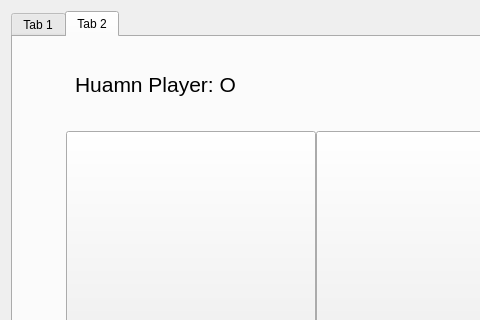
Old version of the form ui/Widget.ui in the repository oviv-git/TicTacToe-PySide6; both pictures show x 0 to 480 and y 0 to 320 of the 883 by 894 pixel window.
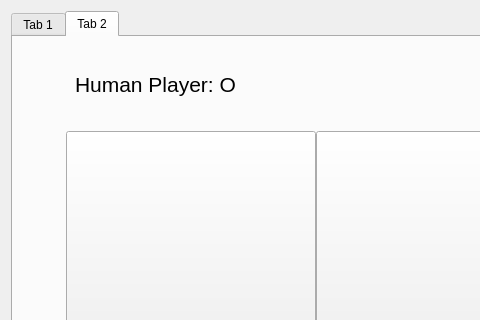
New version of the form.

Commit message: reworked the ui and need to complete cpu functionality

Diff of the .ui file:
```diff
--- a/ui/Widget.ui
+++ b/ui/Widget.ui
@@ -255,7 +255,7 @@
             </font>
            </property>
            <property name="text">
-            <string>Huamn Player: O</string>
+            <string>Human Player: O</string>
            </property>
           </widget>
          </item>
```
Left out of the diff: 7 changed lines with no effect on the pictures. The commit also changes 4 other files.
